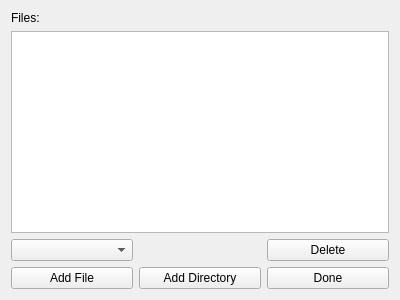
Before: the Qt Designer form GUI/submissionview.ui in Laucksy/CS-205-Project, drawn with Qt 5.
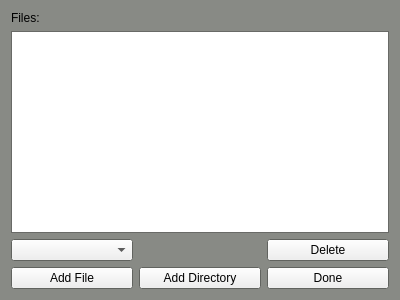
After: the same form once the commit is applied.

Commit message: Fixed GUI colors and deleting feedback

What changed in the file:
```diff
--- a/GUI/submissionview.ui
+++ b/GUI/submissionview.ui
@@ -10,6 +10,70 @@
     <height>300</height>
    </rect>
   </property>
+  <property name="palette">
+   <palette>
+    <active>
+     <colorrole role="Base">
+      <brush brushstyle="SolidPattern">
+       <color alpha="255">
+        <red>255</red>
+        <green>255</green>
+        <blue>255</blue>
+       </color>
+      </brush>
+     </colorrole>
+     <colorrole role="Window">
+      <brush brushstyle="SolidPattern">
+       <color alpha="255">
+        <red>136</red>
+        <green>138</green>
+        <blue>133</blue>
+       </color>
+      </brush>
+     </colorrole>
+    </active>
+    <inactive>
+     <colorrole role="Base">
+      <brush brushstyle="SolidPattern">
+       <color alpha="255">
+        <red>255</red>
+        <green>255</green>
+        <blue>255</blue>
+       </color>
+      </brush>
+     </colorrole>
+     <colorrole role="Window">
+      <brush brushstyle="SolidPattern">
+       <color alpha="255">
+        <red>136</red>
+        <green>138</green>
+        <blue>133</blue>
+       </color>
+      </brush>
+     </colorrole>
+    </inactive>
+    <disabled>
+     <colorrole role="Base">
+      <brush brushstyle="SolidPattern">
+       <color alpha="255">
+        <red>136</red>
+        <green>138</green>
+        <blue>133</blue>
+       </color>
+      </brush>
+     </colorrole>
+     <colorrole role="Window">
+      <brush brushstyle="SolidPattern">
+       <color alpha="255">
+        <red>136</red>
+        <green>138</green>
+        <blue>133</blue>
+       </color>
+      </brush>
+     </colorrole>
+    </disabled>
+   </palette>
+  </property>
   <property name="windowTitle">
    <string>Form</string>
   </property>
```
The commit also changes 22 other files.
